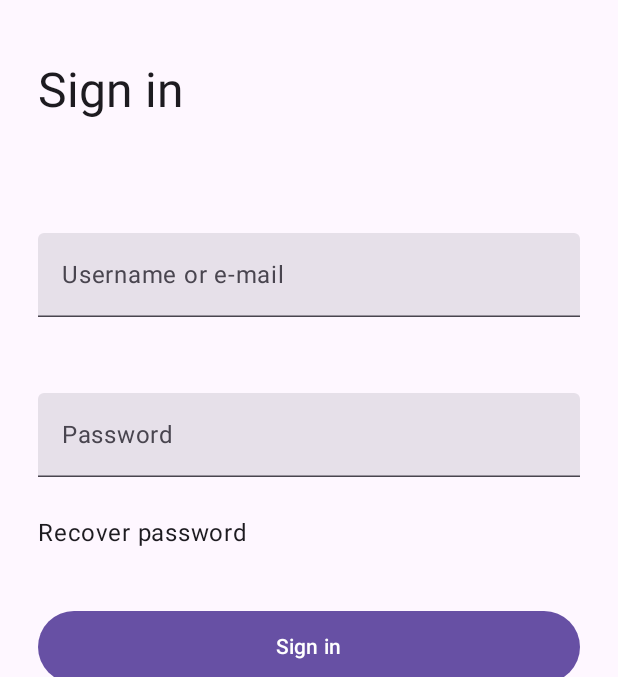
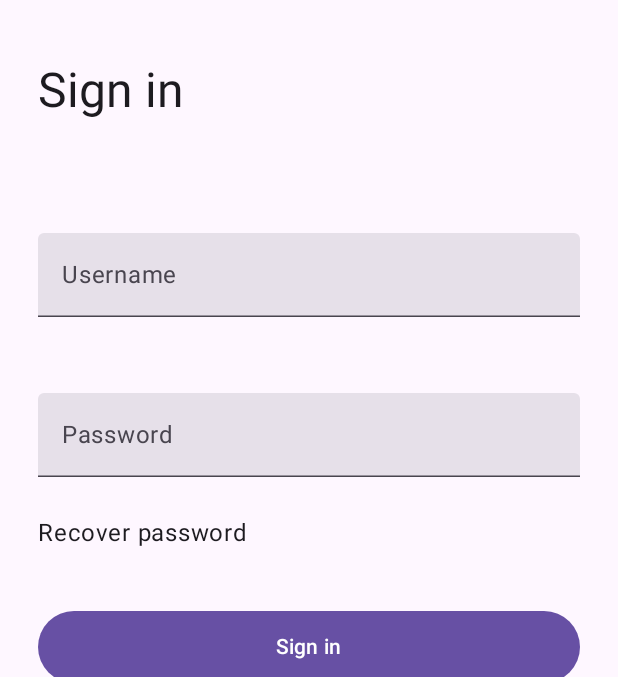
Before and after one commit to gciaooo/Vinteddu-Android, an Android app built with Jetpack Compose: the screen it shows after launch (MainActivity), after a tap on "Sign in", on a phone screen of 412 x 824 dp, the part 69-746 px from its top. Run offline under Robolectric (Android 15) with nearby library versions, the phone set to English and light mode, and no system bars; 2 other taps on this screen came first.

Commit message:
Route (da qua faccio commit per ogni cosa modificata così mi ricordo cosa ho fatto)

```diff
--- a/app/src/main/java/it/unical/gciaoo/vinteddu_android/NavigationConstants.kt
+++ b/app/src/main/java/it/unical/gciaoo/vinteddu_android/NavigationConstants.kt
@@ -3,6 +3,7 @@ package it.unical.gciaoo.vinteddu_android
 import androidx.compose.material.icons.Icons
 import androidx.compose.material.icons.filled.Add
 import androidx.compose.material.icons.filled.CheckCircle
+import androidx.compose.material.icons.filled.Email
 import androidx.compose.material.icons.filled.ExitToApp
 import androidx.compose.material.icons.filled.Home
 import androidx.compose.material.icons.filled.List
@@ -23,8 +24,8 @@ enum class Routes(val route: String, val icon: ImageVector, val stringName : Int
     ITEMS("items/{id}", Icons.Default.List, R.string.item_preview_icon),
     FAVORITES("favorites", Icons.Default.Star, R.string.favorites),
     ONSALE("onsale", Icons.Default.ShoppingCart, R.string.on_sale),
-    PURCHASED("purchases", Icons.Default.CheckCircle,R.string.purchase),
-    ADDITEM("addItem", Icons.Default.Add, R.string.add_item);
-
+    PURCHASED("purchases", Icons.Default.CheckCircle,R.string.purchased),
+    ADDITEM("addItem", Icons.Default.Add, R.string.add_item),
+    WALLET("wallet", Icons.Default.Email, R.string.wallet);
 
 }
--- a/app/src/main/res/values/strings.xml
+++ b/app/src/main/res/values/strings.xml
@@ -1,9 +1,10 @@
 <resources>
     <string name="app_name">Vinteddu-Android</string>
     <string name="title">Vinteddu</string>
-    <string name="login_username">Username or e-mail</string>
+    <string name="login_username">Username</string>
     <string name="login_password">Password</string>
     <string name="login">Sign in</string>
+    <string name="logout">Logout</string>
     <string name="register">Sign up</string>
     <string name="register_prompt">New user? Sign up here.</string>
     <string name="drawer_icon">Drawer Icon</string>
@@ -45,8 +46,9 @@
     <string name="lost_password_prompt">Recover password</string>
     <string name="lost_password_button">Send recovery code</string>
     <string name="lost_password_subtitle">We\'ll send a recovery code to your email address</string>
-    <string name="favorites">Favorite product</string>
-    <string name="on_sale">Item on sale</string>
+    <string name="favorites">Favorites</string>
+    <string name="on_sale">Items on sale</string>
     <string name="purchased">Purchased items</string>
     <string name="add_item">Add item</string>
+    <string name="wallet">Wallet</string>
 </resources>
```
